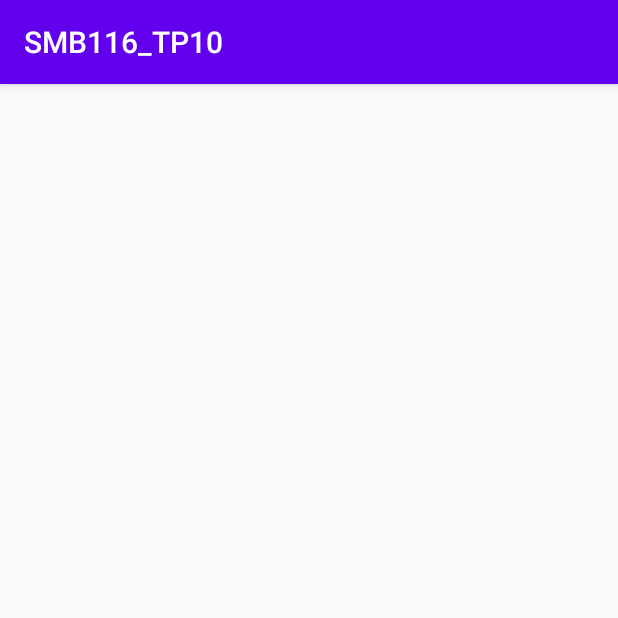
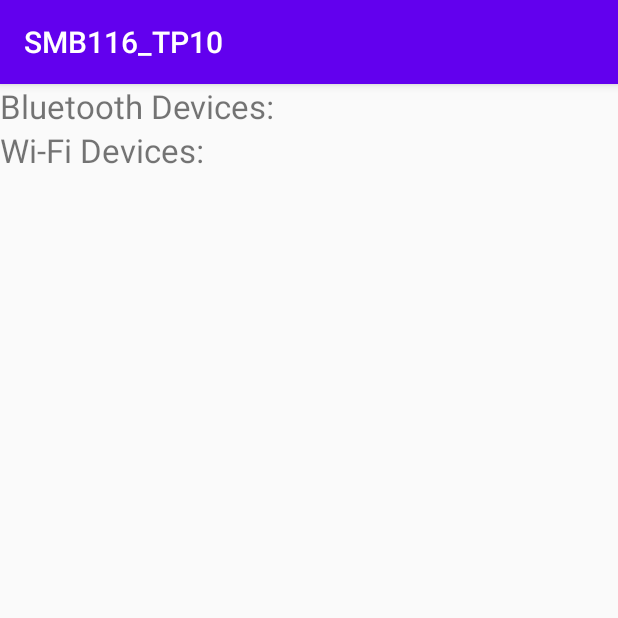
Before and after one commit to Ashka59/SMB116-tp10, an Android app: the screen it shows after launch (MainActivity), on a phone screen of 412 x 824 dp, the top half of it. Run offline under Robolectric (Android 15) with nearby library versions, the phone set to English and light mode, and no system bars.

Commit message:
08/05/2022

```diff
--- a/app/src/main/java/cnam/smb116/smb116_tp10/MainActivity.java
+++ b/app/src/main/java/cnam/smb116/smb116_tp10/MainActivity.java
@@ -1,144 +1,75 @@
 package cnam.smb116.smb116_tp10;
 
-import android.Manifest;
+import android.bluetooth.BluetoothDevice;
 import android.content.BroadcastReceiver;
 import android.content.Context;
 import android.content.Intent;
 import android.content.IntentFilter;
-import android.content.pm.PackageManager;
 import android.net.wifi.ScanResult;
 import android.net.wifi.WifiManager;
-import android.os.Build;
-import android.util.Log;
+import android.os.Bundle;
 import android.widget.TextView;
-import androidx.annotation.RequiresApi;
 import androidx.appcompat.app.AppCompatActivity;
-import android.os.Bundle;
-import androidx.core.content.ContextCompat;
 
 import java.util.List;
 
 public class MainActivity extends AppCompatActivity {
+    DevicesReceiver receiver;
+    DevicesReceiver receiverWifi;
+    TextView txtDevBluetooth;
+    TextView txtDevWifi;
+    WifiManager wifiManager;
 
-    private static final String TAG = "MainActivity";
-    private static final int REQUEST_CODE = 123;
-
-    WifiManager wifiManager;
-    BroadcastReceiver wifiScanReceiver;
-    IntentFilter intentFilter;
-
-    TextView tp9TextZone;
-
-    @RequiresApi(api = Build.VERSION_CODES.M)
     @Override
     protected void onCreate(Bundle savedInstanceState) {
         super.onCreate(savedInstanceState);
         setContentView(R.layout.activity_main);
-        tp9TextZone = findViewById(R.id.tp9_text_zone);
 
-        checkPermissions();
+        txtDevBluetooth = findViewById(R.id.textBluetoothDevices);
+        txtDevWifi = findViewById(R.id.textWifiDevices);
+        receiver = new DevicesReceiver();
+        IntentFilter intentFilter = new IntentFilter(BluetoothDevice.ACTION_FOUND);
+        this.registerReceiver(receiver,intentFilter);
 
-        wifiManager = (WifiManager)
-                getApplicationContext().getSystemService(Context.WIFI_SERVICE);
+        receiverWifi = new DevicesReceiver();
+        IntentFilter intentFilterWiFi = new IntentFilter(WifiManager.SCAN_RESULTS_AVAILABLE_ACTION);
+        this.registerReceiver(receiverWifi,intentFilterWiFi);
 
-        wifiScanReceiver = new BroadcastReceiver() {
-            @Override
-            public void onReceive(Context c, Intent intent) {
-                boolean success = intent.getBooleanExtra(
-                        WifiManager.EXTRA_RESULTS_UPDATED, false);
-                if (success) {
-                    scanSuccess();
-                    Log.i(TAG, "success");
-                } else {
-                    scanFailure();
-                    Log.i(TAG, "failure");
-                }
-            }
-        };
-
-        intentFilter = new IntentFilter();
-        intentFilter.addAction(WifiManager.SCAN_RESULTS_AVAILABLE_ACTION);
-
-        boolean success = wifiManager.startScan();
-        if (!success) {
-            scanFailure();
-        }
-    }
-
-    private void scanSuccess() {
-        List<ScanResult> results = wifiManager.getScanResults();
-        Log.i(TAG, String.valueOf(results.size()));
-        for (ScanResult scanResult : results){
-            String ssid=scanResult.SSID;
-            String bsid=scanResult.BSSID;
-            int frequency=scanResult.frequency;
-            int level=scanResult.level;
-            String message = "\nSSID: "+ssid+"\n\tBSSID: "+bsid+"\n\tFREQUENCY: "+frequency+"\n\tLEVEL: "+level+"\n\n";
-            tp9TextZone.setText(message);
-            Log.i(TAG,message);
-        }
-    }
-
-    private void scanFailure() {
-        List<ScanResult> results = wifiManager.getScanResults();
-        Log.i(TAG, String.valueOf(results.size()));
-        for (ScanResult scanResult : results){
-            String ssid=scanResult.SSID;
-            String bsid=scanResult.BSSID;
-            int frequency=scanResult.frequency;
-            int level=scanResult.level;
-            String message = "\nSSID: "+ssid+"\n\tBSSID: "+bsid+"\n\tFREQUENCY: "+frequency+"\n\tLEVEL: "+level+"\n\n";
-            tp9TextZone.setText(message);
-            Log.i(TAG,message);
-        }
-    }
-
-    @RequiresApi(api = Build.VERSION_CODES.M)
-    public void checkPermissions(){
-        if (ContextCompat.checkSelfPermission(
-                getApplicationContext(), Manifest.permission.ACCESS_FINE_LOCATION) ==
-                PackageManager.PERMISSION_GRANTED
-                && ContextCompat.checkSelfPermission(
-                getApplicationContext(), Manifest.permission.ACCESS_COARSE_LOCATION) ==
-                PackageManager.PERMISSION_GRANTED
-                &&ContextCompat.checkSelfPermission(
-                getApplicationContext(), Manifest.permission.CHANGE_WIFI_STATE) ==
-                PackageManager.PERMISSION_GRANTED) {
-            Log.i(TAG, "checkPermissions OK");
-        }else {
-            requestPermissions(
-                    new String[] { Manifest.permission.ACCESS_FINE_LOCATION,
-                            Manifest.permission.ACCESS_COARSE_LOCATION,
-                            Manifest.permission.CHANGE_WIFI_STATE},
-                    REQUEST_CODE);
-        }
+        wifiManager = (WifiManager) this.getApplicationContext().getSystemService(Context.WIFI_SERVICE);
+        wifiManager.startScan();
     }
 
     @Override
-    public void onRequestPermissionsResult(int requestCode, String[] permissions,
-                                           int[] grantResults) {
-        switch (requestCode) {
-            case 123:
-                if (grantResults.length > 0 &&
-                        grantResults[0] == PackageManager.PERMISSION_GRANTED) {
-                    Log.i(TAG, "checkPermissions OK");
+    protected void onDestroy() {
+        this.unregisterReceiver(receiver);
+        this.unregisterReceiver(receiverWifi);
+        super.onDestroy();
+    }
 
-                }  else {
-                    Log.i(TAG, "checkPermissions DENIED");
+    public class DevicesReceiver extends BroadcastReceiver {
+
+        @Override
+        public void onReceive(Context context, Intent intent) {
+
+            String action = intent.getAction();
+
+            if (BluetoothDevice.ACTION_FOUND.equals(action)) {
+
+                BluetoothDevice bluetoothDevice = intent.getParcelableExtra(BluetoothDevice.EXTRA_DEVICE);
+                bluetoothDevice.getName();
+                txtDevBluetooth.append("\n" + bluetoothDevice.getName());
+            }
+
+            if (intent.getAction().equals(WifiManager.SCAN_RESULTS_AVAILABLE_ACTION)) {
+                List<ScanResult> scanResults = wifiManager.getScanResults();
+
+                Object[] result = scanResults.toArray();
+
+                for (Object o : result) {
+                    String s = "\n" + o.toString();
+                    txtDevWifi.append(s);
                 }
-                return;
+            }
         }
     }
-
-    @Override
-    protected void onResume() {
-        super.onResume();
-        registerReceiver(wifiScanReceiver, intentFilter);
-    }
-
-    @Override
-    protected void onPause() {
-        super.onPause();
-        unregisterReceiver(wifiScanReceiver);
-    }
 }
--- a/app/src/main/res/layout/activity_main.xml
+++ b/app/src/main/res/layout/activity_main.xml
@@ -7,25 +7,24 @@
         android:layout_height="match_parent"
         tools:context=".MainActivity">
 
-    <ScrollView
+    <LinearLayout
+                  android:layout_width="match_parent"
+                  android:layout_height="match_parent"
+                  android:orientation="vertical">
+
+    <TextView
+            android:id="@+id/textBluetoothDevices"
             android:layout_width="match_parent"
-            android:layout_height="match_parent"
-            app:layout_constraintBottom_toBottomOf="parent"
-            app:layout_constraintEnd_toEndOf="parent"
-            app:layout_constraintStart_toStartOf="parent"
-            app:layout_constraintTop_toTopOf="parent">
+            android:layout_height="wrap_content"
+            android:text="Bluetooth Devices: "
+            android:textSize="22sp" tools:ignore="MissingConstraints"/>
 
-        <LinearLayout
-                android:layout_width="match_parent"
-                android:layout_height="wrap_content"
-                android:orientation="vertical">
+    <TextView
+            android:id="@+id/textWifiDevices"
+            android:layout_width="match_parent"
+            android:layout_height="wrap_content"
+            android:text="Wi-Fi Devices: "
+            android:textSize="22sp" tools:ignore="MissingConstraints"/>
 
-            <TextView
-                    android:id="@+id/tp9_text_zone"
-                    android:layout_width="wrap_content"
-                    android:layout_height="wrap_content"
-                    android:textSize="20sp" />
-        </LinearLayout>
-    </ScrollView>
-
+    </LinearLayout>
 </androidx.constraintlayout.widget.ConstraintLayout>
```
Also changed, not shown: app/src/main/AndroidManifest.xml (+5 -5 lines), 1 other file.
